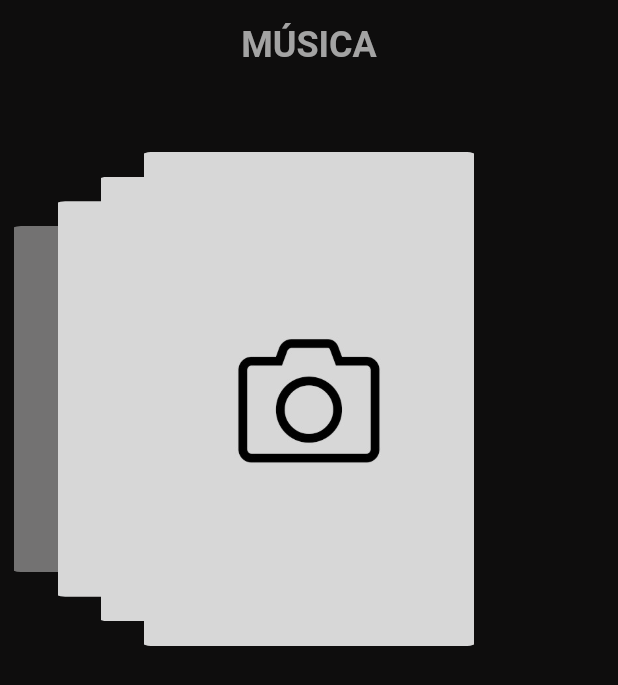
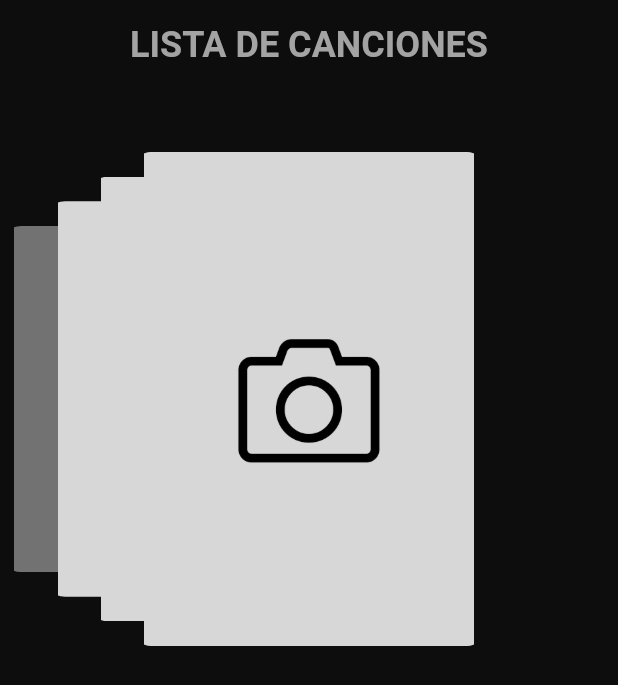
Before and after one commit to Kevin11Vargas/Musica_Api2023, a Flutter app: the Musica_Screen screen opened directly, on a phone screen of 412 x 824 dp. Shown: the top 685 px of the screen. Run offline on Flutter 3.47's test engine with Material 2 defaults, Android fonts, the phone set to English and light mode, and no system bars; drawn by our look-alikes of card_swiper; our stand-ins replace google_nav_bar, line_icons.

Commit message:
este y el pasado commit son mi avance del 20/10/23

```diff
--- a/musica_api/lib/screens/musica_screen.dart
+++ b/musica_api/lib/screens/musica_screen.dart
@@ -13,7 +13,7 @@ class Musica_Screen extends StatelessWidget {
           Padding(
             padding: const EdgeInsets.all(16.0), // Espacio alrededor del texto
             child: Text(
-              'MÚSICA',
+              'LISTA DE CANCIONES',
               style: TextStyle(
                 fontSize: 24, // Tamaño de fuente
                 fontWeight: FontWeight.bold, // Peso de la fuente
```
